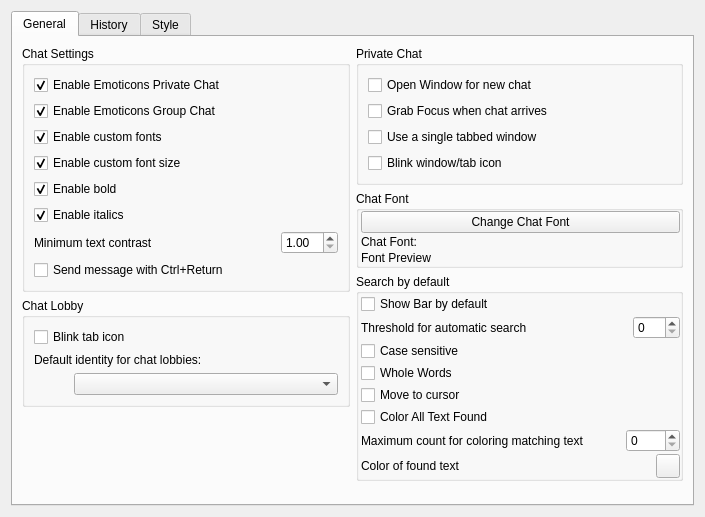
Before: the Qt Designer form retroshare-gui/src/gui/settings/ChatPage.ui in RetroShare/RetroShare, drawn with Qt 5.
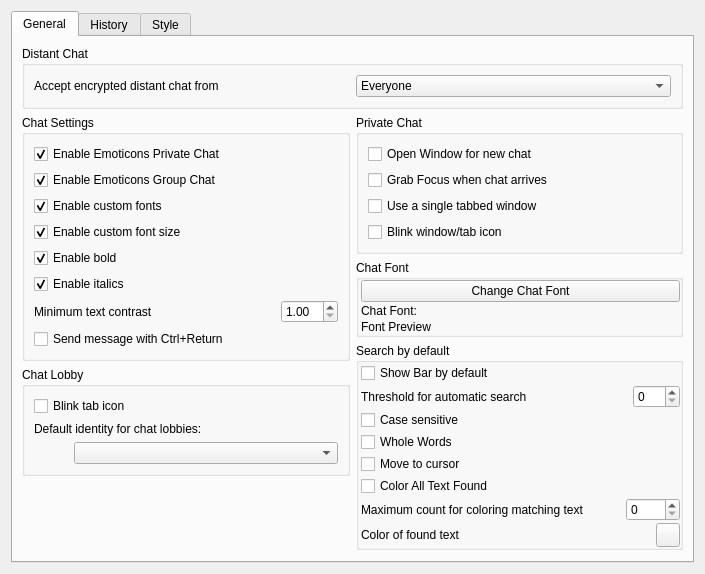
After: the same form once the commit is applied. Custom widgets are drawn as their Qt base class.

```diff
--- a/retroshare-gui/src/gui/settings/ChatPage.ui
+++ b/retroshare-gui/src/gui/settings/ChatPage.ui
@@ -20,8 +20,43 @@
       <attribute name="title">
        <string>General</string>
       </attribute>
-      <layout class="QHBoxLayout" name="horizontalLayout_3">
-       <item>
+      <layout class="QGridLayout" name="gridLayout_5">
+       <item row="0" column="0" colspan="2">
+        <widget class="QGroupBox" name="groupBox_3">
+         <property name="title">
+          <string>Distant Chat</string>
+         </property>
+         <layout class="QGridLayout" name="gridLayout_4">
+          <item row="0" column="2">
+           <widget class="QComboBox" name="distantChatcomboBox">
+            <item>
+             <property name="text">
+              <string>Everyone</string>
+             </property>
+            </item>
+            <item>
+             <property name="text">
+              <string>Contacts</string>
+             </property>
+            </item>
+            <item>
+             <property name="text">
+              <string>Nobody</string>
+             </property>
+            </item>
+           </widget>
+          </item>
+          <item row="0" column="1">
+           <widget class="QLabel" name="distantchatlabel">
+            <property name="text">
+             <string>Accept encrypted distant chat from</string>
+            </property>
+           </widget>
+          </item>
+         </layout>
+        </widget>
+       </item>
+       <item row="1" column="0">
         <layout class="QVBoxLayout" name="verticalLayout_5">
          <item>
           <widget class="QGroupBox" name="groupBox">
@@ -203,7 +238,7 @@
          </item>
         </layout>
        </item>
-       <item>
+       <item row="1" column="1">
         <layout class="QVBoxLayout" name="verticalLayout_2">
          <item>
           <widget class="QGroupBox" name="groupBox_2">
```
